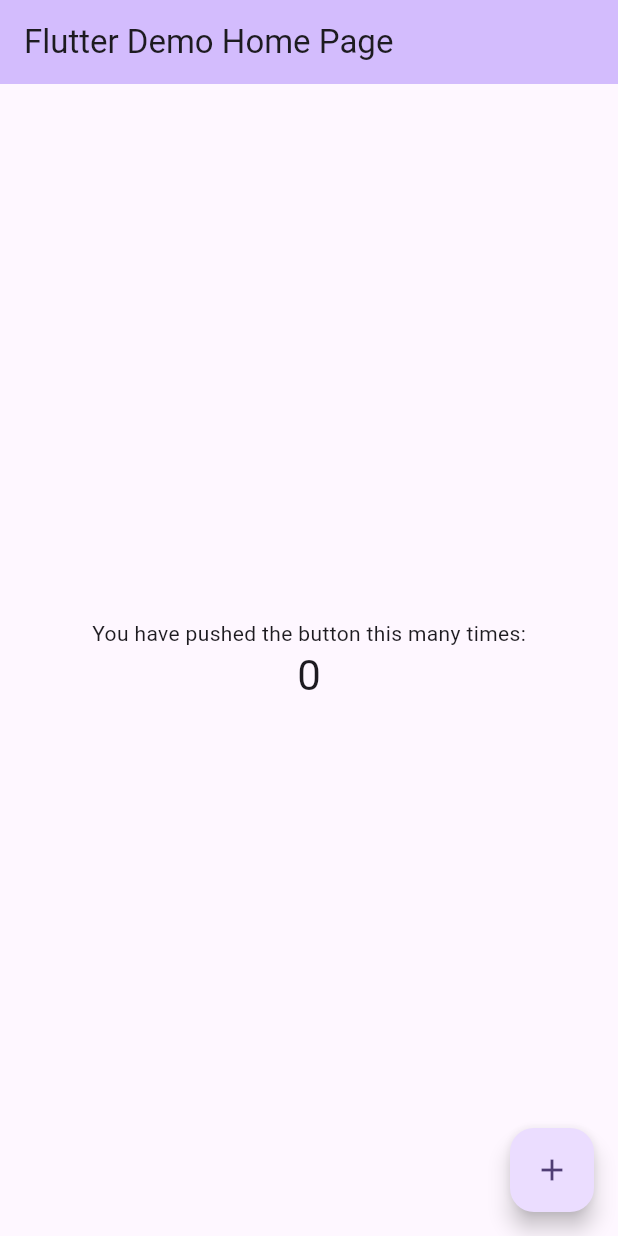
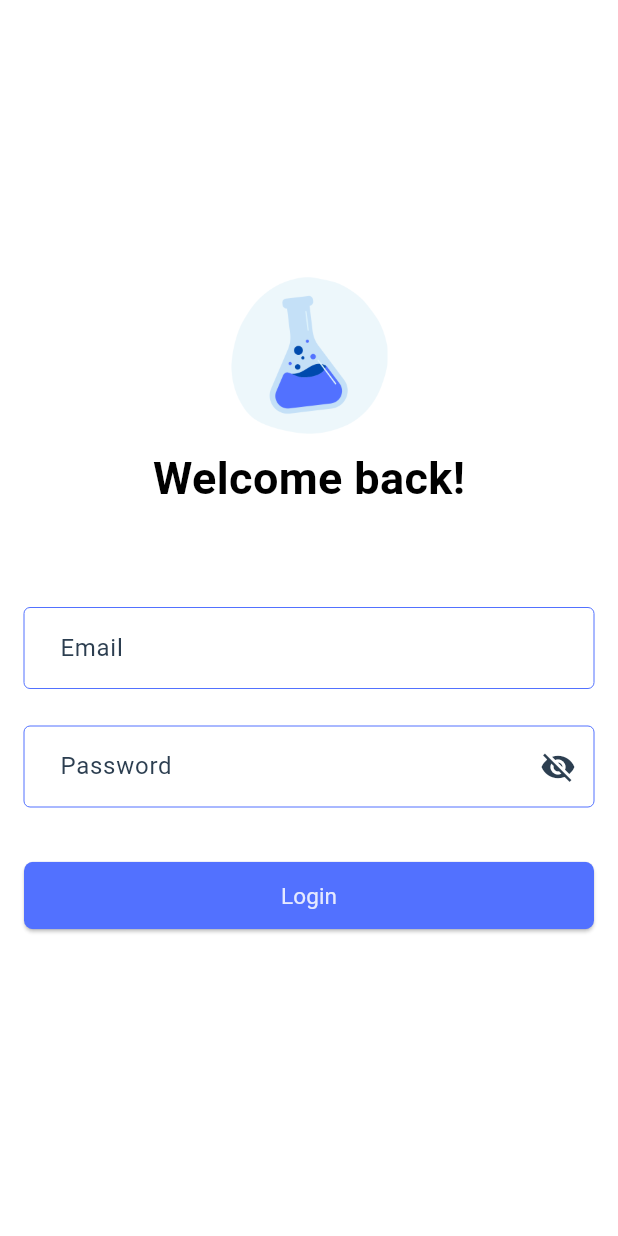
Before and after one commit to kazihabiba201/flutterapptask, a Flutter app: the screen it shows after launch, on a phone screen of 412 x 824 dp. Run offline on Flutter 3.47's test engine with Material 3 defaults, Android fonts, the phone set to English and light mode, and no system bars; our stand-ins replace gap, get.

Commit message:
Implement login functionality with UI, error handling, and navigation
- Created basic login screen with username and password fields.
- Implemented hardcoded credentials validation (username: testuser, password: password123).
- Added error message display for invalid login credentials.
- Enabled navigation to home screen upon successful login.

```diff
--- /dev/null
+++ b/lib/app/config/router/app_pages.dart
@@ -0,0 +1,45 @@
+import 'package:flutterapptask/app/config/router/app_router_constants.dart';
+import 'package:flutterapptask/app/features/auth/presentation/binding/auth_binding.dart';
+import 'package:flutterapptask/app/features/auth/presentation/screen/login_screen.dart';
+import 'package:flutterapptask/app/features/contacts/presentation/screen/contact_screen.dart';
+import 'package:flutterapptask/app/features/home/presentation/screen/home_screen.dart';
+import 'package:flutterapptask/app/features/setting/presentation/binding/home_binding.dart';
+import 'package:flutterapptask/app/features/setting/presentation/screen/setting_screen.dart';
+import 'package:get/get.dart';
+
+class AppPages {
+  AppPages._();
+
+  static final routes = [
+
+    GetPage(
+      name: RoutesPaths.login,
+      page: () => const LoginScreen(),
+      binding: AuthBinding(),
+      transition: Transition.rightToLeft,
+
+    ),
+    GetPage(
+      name: RoutesPaths.setting,
+      page: () => const SettingScreen(),
+      transition: Transition.rightToLeft,
+
+    ),
+    GetPage(
+      name: RoutesPaths.home,
+      page: () => const HomeScreen(),
+      binding: HomeBinding(),
+      transition: Transition.rightToLeft,
+
+    ),
+    GetPage(
+      name: RoutesPaths.contacts,
+      page: () => const ContactScreen(),
+      transition: Transition.rightToLeft,
+
+    ),
+
+
+
+  ];
+}
--- /dev/null
+++ b/lib/app/config/router/app_router_constants.dart
@@ -0,0 +1,18 @@
+abstract class AppRoutes {
+  AppRoutes._();
+
+  static const String loginRouteName = 'login';
+  static const String homeRouteName = 'home';
+  static const String contactsRouteName = 'contacts';
+  static const String settingRouteName = 'setting';
+}
+
+
+abstract class RoutesPaths {
+  RoutesPaths._();
+
+  static const String login = '/';
+  static const String home = '/home';
+  static const String contacts = '/contacts';
+  static const String setting = '/setting';
+}
--- /dev/null
+++ b/lib/app/config/themes/app_color.dart
@@ -0,0 +1,11 @@
+import 'package:flutter/material.dart';
+
+class Pallets {
+  static const surfaceColor = Color(0xFFFFFFFF);
+  static const onSurfaceColor = Color(0xff000000);
+  static const containerColor = Color(0xFF4094D1);
+  static const colorRed = Color.fromRGBO(231, 28, 36, 1);
+  static const colorBlue = Color(0xFF5271ff);
+  static const colorWhite = Color.fromRGBO(255, 255, 255, 0.849);
+  static const colorDarkBlue = Color.fromRGBO(44, 62, 80, 1);
+}
--- /dev/null
+++ b/lib/app/config/themes/app_style.dart
@@ -0,0 +1,72 @@
+import 'package:flutter/material.dart';
+import 'package:flutterapptask/app/core/constants/app_constants.dart';
+
+import 'app_color.dart';
+
+//InputDecoration
+InputDecoration appInputDecoration(String label,
+    {bool suffixIcon = true,
+    String? prefixText,
+    String? hintText,
+    bool isObscured = true,
+    VoidCallback? toggleObscure}) {
+  return InputDecoration(
+    focusedBorder: const OutlineInputBorder(
+      borderSide: BorderSide(color: Pallets.colorBlue, width: 1),
+    ),
+    fillColor: Pallets.colorWhite,
+    filled: true,
+    prefixText: prefixText,
+    suffixIcon: suffixIcon
+        ? IconButton(
+            icon: Icon(
+              isObscured ? Icons.visibility_off : Icons.visibility,
+              color: Pallets.colorDarkBlue,
+            ),
+            onPressed: toggleObscure,
+          )
+        : null,
+    contentPadding: const EdgeInsets.fromLTRB(20, 10, 10, 20),
+    enabledBorder: const OutlineInputBorder(
+      borderSide: BorderSide(color: Pallets.colorBlue, width: 0),
+    ),
+    border: const OutlineInputBorder(),
+    hintText: hintText,
+    labelText: label,
+    labelStyle: const TextStyle(color: Pallets.colorDarkBlue),
+  );
+}
+
+//BoxDecoration
+BoxDecoration boxDecoration(
+    {Color? borderColor, double? borderRadius, Color? bgColor}) {
+  return BoxDecoration(
+    border: Border.all(color: borderColor ?? Colors.grey),
+    borderRadius: BorderRadius.circular(borderRadius ?? 0),
+    color: bgColor,
+  );
+}
+
+// ==== SHAPE AND BORDER RADIUS ====
+const borderradiusCheckBox =
+    RoundedRectangleBorder(borderRadius: BorderRadius.all(Radius.circular(3)));
+const borderRadiusShape = RoundedRectangleBorder(
+    borderRadius:
+        BorderRadius.all(Radius.circular(AppConstants.borderRadiusPoint)));
+const shapeVerticalTop = RoundedRectangleBorder(
+    borderRadius: BorderRadius.vertical(
+        top: Radius.circular(AppConstants.borderRadiusPoint)));
+const shapeVerticalBottom = RoundedRectangleBorder(
+    borderRadius: BorderRadius.vertical(
+        bottom: Radius.circular(AppConstants.borderRadiusPoint)));
+const borderRadius =
+    BorderRadius.all(Radius.circular(AppConstants.borderRadiusPoint));
+const chipBorderRadius = borderRadius;
+const cardBorderRadius = borderRadius;
+const textFieldborderRadiusPoint = AppConstants.borderRadiusPoint;
+final checkboxShape =
+    RoundedRectangleBorder(borderRadius: BorderRadius.circular(6));
+const roundedRectangleBorder =
+    RoundedRectangleBorder(borderRadius: borderRadius);
+const bottomSheetShape = RoundedRectangleBorder(
+    borderRadius: BorderRadius.vertical(top: Radius.circular(40)));
--- /dev/null
+++ b/lib/app/config/themes/button_style.dart
@@ -0,0 +1,31 @@
+import 'package:flutter/material.dart';
+
+import 'app_color.dart';
+
+//ButtonStyle
+ButtonStyle appButtonStyle(color) {
+  return ElevatedButton.styleFrom(
+      elevation: 1,
+      padding: const EdgeInsets.all(0),
+      backgroundColor: color,
+      shape: RoundedRectangleBorder(borderRadius: BorderRadius.circular(6)));
+}
+
+//Ink
+Ink successButtonChild(buttonText) {
+  return Ink(
+    decoration: BoxDecoration(
+        borderRadius: BorderRadius.circular(6), color: Pallets.colorBlue),
+    child: Container(
+      height: 45,
+      alignment: Alignment.center,
+      child: Text(
+        buttonText,
+        style: const TextStyle(
+            fontWeight: FontWeight.w400,
+            fontSize: 15,
+            color: Pallets.colorWhite),
+      ),
+    ),
+  );
+}
--- /dev/null
+++ b/lib/app/core/constants/app_constants.dart
@@ -0,0 +1,25 @@
+import 'package:flutter/material.dart';
+
+class AppConstants {
+
+  static const String loginTextButton = 'Login';
+  static const String password = 'Password';
+  static const String loginTitle = 'Welcome back!';
+  static const String email = 'Email';
+
+  // ==== ERROR STRING ====
+  static const wrongCredentials = 'wrong credentials';
+  static const errorGettingUserData = 'error! fetching user data';
+  static const somethingWentWrong = 'something went wrong';
+// ==== BORDER RADIUS ====
+  static const borderRadiusPoint = 8.0;
+  static const borderWidth = 0.8;
+  // ==== Screen Margin ====
+  static const double screenMarginPoint = 20.0;
+  static const screenMarginAllSide = EdgeInsets.all(16);
+
+  // ==== Heights and Widths ====
+  static const double dropdownHeight = 55.0;
+
+
+}
--- /dev/null
+++ b/lib/app/core/constants/assets_path.dart
@@ -0,0 +1,5 @@
+class Assets {
+  Assets._();
+  static const String imagesAppLogo = 'assets/images/app_logo.png';
+
+}
--- /dev/null
+++ b/lib/app/core/utils/validation/validation.dart
@@ -0,0 +1,15 @@
+class EmailFieldValidator {
+  static String? validate(String? value) {
+    if (value == null || value.isEmpty) {
+      return 'Email can\'t be empty';
+    }
+
+    return null;
+  }
+}
+
+class PasswordFieldValidator {
+  static String? validate(String? value) {
+    return (value == null || value.length < 8) ? 'Password should have at least 8 characters.' : null;
+  }
+}
--- /dev/null
+++ b/lib/app/core/widgets/custom_image_assets.dart
@@ -0,0 +1,19 @@
+import 'package:flutter/material.dart';
+
+Widget customImageAssets({
+  required String imagePath,
+  double height = 140,
+  BoxFit fit = BoxFit.fill,
+}) {
+  return Image.asset(
+    imagePath,
+    height: height,
+    fit: fit,
+    errorBuilder: (context, error, stackTrace) {
+      return Image.asset(
+        imagePath,
+        fit: fit,
+      );
+    },
+  );
+}
--- /dev/null
+++ b/lib/app/features/auth/presentation/binding/auth_binding.dart
@@ -0,0 +1,8 @@
+import 'package:flutterapptask/app/features/auth/presentation/controller/login_controller.dart';
+import 'package:get/get.dart';
+
+class AuthBinding extends Bindings {
+  @override
+  void dependencies() => Get.lazyPut(() => LoginController());
+
+}
--- /dev/null
+++ b/lib/app/features/auth/presentation/controller/login_controller.dart
@@ -0,0 +1,42 @@
+
+import 'package:flutterapptask/app/config/router/app_router_constants.dart';
+import 'package:get/get.dart';
+
+class LoginController extends GetxController {
+  var username = ''.obs;
+  var password = ''.obs;
+  var errorMessage = ''.obs;
+  final RxBool _isLoading = false.obs;
+  final RxBool _isLoggedIn = false.obs;
+  final RxBool _isObscured = true.obs;
+
+  bool get isLoggedIn => _isLoggedIn.value;
+  bool get isLoading => _isLoading.value;
+  bool get isObscured => _isObscured.value;
+
+  set isLoading(bool value) => _isLoading.value = value;
+  set isObscured(bool value) => _isObscured.value = value;
+
+
+
+  void togglePasswordVisibility() => isObscured = !isObscured;
+
+  void login() async {
+
+
+    isLoading = true;
+
+    if (username.value == 'testuser' && password.value == 'password123') {
+      Get.toNamed(RoutesPaths.home);
+      Get.snackbar(
+        "Login Successfully!",
+        "You have logged in successfully.",
+        snackPosition: SnackPosition.BOTTOM,
+      );
+    } else {
+      errorMessage.value = 'Invalid username or password';
+    }
+
+    isLoading = false;
+  }
+}
--- /dev/null
+++ b/lib/app/features/auth/presentation/screen/login_screen.dart
@@ -0,0 +1,124 @@
+import 'package:flutter/material.dart';
+import 'package:flutterapptask/app/config/themes/app_color.dart';
+import 'package:flutterapptask/app/config/themes/app_style.dart';
+import 'package:flutterapptask/app/config/themes/button_style.dart';
+import 'package:flutterapptask/app/core/constants/app_constants.dart';
+import 'package:flutterapptask/app/core/constants/assets_path.dart';
+import 'package:flutterapptask/app/core/utils/validation/validation.dart';
+import 'package:flutterapptask/app/core/widgets/custom_image_assets.dart';
+import 'package:flutterapptask/app/features/auth/presentation/controller/login_controller.dart';
+import 'package:gap/gap.dart';
+import 'package:get/get.dart';
+
+class LoginScreen extends StatefulWidget {
+  const LoginScreen({super.key});
+
+  @override
+  State<LoginScreen> createState() => _LoginScreenState();
+}
+
+class _LoginScreenState extends State<LoginScreen> {
+  TextEditingController emailController = TextEditingController();
+  TextEditingController passwordController = TextEditingController();
+  final LoginController loginController = Get.find<LoginController>();
+  final GlobalKey<FormState> formKey = GlobalKey<FormState>();
+
+
+  @override
+  Widget build(BuildContext context) {
+    print("Widget is rebuilding");
+    return  WillPopScope(
+      onWillPop: () async {
+      return false;
+      },
+      child: Scaffold(
+        backgroundColor: Pallets.surfaceColor,
+        body: Padding(
+          padding: const EdgeInsets.all(16.0),
+          child: Center(
+            child: SingleChildScrollView(
+              child: Form(
+                key: formKey,
+                child: Column(
+                  crossAxisAlignment: CrossAxisAlignment.center,
+                  mainAxisAlignment: MainAxisAlignment.center,
+                  children: [
+                    customImageAssets(
+                      imagePath: Assets.imagesAppLogo,
+                      height: 110,
+                    ),
+                    const Gap(5),
+                    const Text(
+                      AppConstants.loginTitle,
+                      style: TextStyle(
+                        fontSize: 30,
+                        fontWeight: FontWeight.bold,
+                        color: Pallets.onSurfaceColor,
+                      ),
+                    ),
+                    const Gap(65),
+                    TextFormField(
+                      controller: emailController,
+                      validator:    EmailFieldValidator.validate,
+                      onChanged: (value) => loginController.username.value = value,
+                      decoration: appInputDecoration(
+                        AppConstants.email,
+                        suffixIcon: false,
+                      ),
+                    ),
+                    const Gap(25),
+                    Obx(() => TextFormField(
+                      controller: passwordController,
+                      obscureText: loginController.isObscured,
+                      validator: PasswordFieldValidator.validate,
+                      onChanged: (value) => loginController.password.value = value,
+                      decoration: appInputDecoration(
+                        AppConstants.password,
+                        isObscured: loginController.isObscured,
+                        toggleObscure: loginController.togglePasswordVisibility,
+                      ),
+                    )),
+                    const Gap(35),
+                    Column(
+                      crossAxisAlignment: CrossAxisAlignment.end,
+                      children: [
+                        GetBuilder<LoginController>(
+                          builder: (controller) {
+                            if (controller.isLoading) {
+                              return const Center(
+                                child: CircularProgressIndicator(),
+                              );
+                            }
+                            return ElevatedButton(
+                              style: appButtonStyle(Colors.transparent),
+                              onPressed: () {
+                                if (formKey.currentState!.validate()) {
+                                  emailController.clear();
+                                  passwordController.clear();
+                                  controller.login();
+
+
+                                }
+                              },
+                              child: successButtonChild(AppConstants.loginTextButton),
+                            );
+                          },
+                        ),
+
+                      ],
+                    ),
+                    Obx(() => Text(
+                      loginController.errorMessage.value,
+                      style: const TextStyle(color: Colors.red),
+                    )),
+
+                  ],
+                ),
+              ),
+            ),
+          ),
+        ),
+      ),
+    );
+  }
+}
--- /dev/null
+++ b/lib/app/features/contacts/presentation/screen/contact_screen.dart
@@ -0,0 +1,10 @@
+import 'package:flutter/material.dart';
+
+class ContactScreen extends StatelessWidget {
+  const ContactScreen({super.key});
+
+  @override
+  Widget build(BuildContext context) {
+    return const Scaffold();
+  }
+}
--- /dev/null
+++ b/lib/app/features/home/presentation/screen/home_screen.dart
@@ -0,0 +1,10 @@
+import 'package:flutter/material.dart';
+
+class HomeScreen extends StatelessWidget {
+  const HomeScreen({super.key});
+
+  @override
+  Widget build(BuildContext context) {
+    return const Scaffold();
+  }
+}
--- /dev/null
+++ b/lib/app/features/setting/presentation/binding/home_binding.dart
@@ -0,0 +1,8 @@
+import 'package:flutterapptask/app/features/setting/presentation/controller/doctor_list_controller.dart';
+import 'package:get/get.dart';
+
+class HomeBinding extends Bindings {
+  @override
+  void dependencies() => Get.lazyPut(() => DoctorController());
+
+}
--- /dev/null
+++ b/lib/app/features/setting/presentation/controller/doctor_list_controller.dart
@@ -0,0 +1,5 @@
+import 'package:get/get.dart';
+
+class DoctorController extends GetxController {
+
+}
--- /dev/null
+++ b/lib/app/features/setting/presentation/screen/setting_screen.dart
@@ -0,0 +1,10 @@
+import 'package:flutter/material.dart';
+
+class SettingScreen extends StatelessWidget {
+  const SettingScreen({super.key});
+
+  @override
+  Widget build(BuildContext context) {
+    return const Scaffold();
+  }
+}
--- a/lib/main.dart
+++ b/lib/main.dart
@@ -1,4 +1,8 @@
 import 'package:flutter/material.dart';
+import 'package:get/get.dart';
+
+import 'app/config/router/app_pages.dart';
+import 'app/config/router/app_router_constants.dart';
 
 void main() {
   runApp(const MyApp());
@@ -7,119 +11,19 @@
 class MyApp extends StatelessWidget {
   const MyApp({super.key});
 
-  // This widget is the root of your application.
+
   @override
   Widget build(BuildContext context) {
-    return MaterialApp(
+    return GetMaterialApp(
       title: 'Flutter Demo',
+      debugShowCheckedModeBanner: false,
       theme: ThemeData(
-        // This is the theme of your application.
-        //
-        // TRY THIS: Try running your application with "flutter run". You'll see
-        // the application has a purple toolbar. Then, without quitting the app,
-        // try changing the seedColor in the colorScheme below to Colors.green
-        // and then invoke "hot reload" (save your changes or press the "hot
-        // reload" button in a Flutter-supported IDE, or press "r" if you used
-        // the command line to start the app).
-        //
-        // Notice that the counter didn't reset back to zero; the application
-        // state is not lost during the reload. To reset the state, use hot
-        // restart instead.
-        //
-        // This works for code too, not just values: Most code changes can be
-        // tested with just a hot reload.
+
         colorScheme: ColorScheme.fromSeed(seedColor: Colors.deepPurple),
         useMaterial3: true,
       ),
-      home: const MyHomePage(title: 'Flutter Demo Home Page'),
-    );
+      initialRoute: RoutesPaths.login ,
+      getPages: AppPages.routes,
+      );
   }
 }
-
-class MyHomePage extends StatefulWidget {
-  const MyHomePage({super.key, required this.title});
-
-  // This widget is the home page of your application. It is stateful, meaning
-  // that it has a State object (defined below) that contains fields that affect
-  // how it looks.
-
-  // This class is the configuration for the state. It holds the values (in this
-  // case the title) provided by the parent (in this case the App widget) and
-  // used by the build method of the State. Fields in a Widget subclass are
-  // always marked "final".
-
-  final String title;
-
-  @override
-  State<MyHomePage> createState() => _MyHomePageState();
-}
-
-class _MyHomePageState extends State<MyHomePage> {
-  int _counter = 0;
-
-  void _incrementCounter() {
-    setState(() {
-      // This call to setState tells the Flutter framework that something has
-      // changed in this State, which causes it to rerun the build method below
-      // so that the display can reflect the updated values. If we changed
-      // _counter without calling setState(), then the build method would not be
-      // called again, and so nothing would appear to happen.
-      _counter++;
-    });
-  }
-
-  @override
-  Widget build(BuildContext context) {
-    // This method is rerun every time setState is called, for instance as done
-    // by the _incrementCounter method above.
-    //
-    // The Flutter framework has been optimized to make rerunning build methods
-    // fast, so that you can just rebuild anything that needs updating rather
-    // than having to individually change instances of widgets.
-    return Scaffold(
-      appBar: AppBar(
-        // TRY THIS: Try changing the color here to a specific color (to
-        // Colors.amber, perhaps?) and trigger a hot reload to see the AppBar
-        // change color while the other colors stay the same.
-        backgroundColor: Theme.of(context).colorScheme.inversePrimary,
-        // Here we take the value from the MyHomePage object that was created by
-        // the App.build method, and use it to set our appbar title.
-        title: Text(widget.title),
-      ),
-      body: Center(
-        // Center is a layout widget. It takes a single child and positions it
-        // in the middle of the parent.
-        child: Column(
-          // Column is also a layout widget. It takes a list of children and
-          // arranges them vertically. By default, it sizes itself to fit its
-          // children horizontally, and tries to be as tall as its parent.
-          //
-          // Column has various properties to control how it sizes itself and
-          // how it positions its children. Here we use mainAxisAlignment to
-          // center the children vertically; the main axis here is the vertical
-          // axis because Columns are vertical (the cross axis would be
-          // horizontal).
-          //
-          // TRY THIS: Invoke "debug painting" (choose the "Toggle Debug Paint"
-          // action in the IDE, or press "p" in the console), to see the
-          // wireframe for each widget.
-          mainAxisAlignment: MainAxisAlignment.center,
-          children: <Widget>[
-            const Text(
-              'You have pushed the button this many times:',
-            ),
-            Text(
-              '$_counter',
-              style: Theme.of(context).textTheme.headlineMedium,
-            ),
-          ],
-        ),
-      ),
-      floatingActionButton: FloatingActionButton(
-        onPressed: _incrementCounter,
-        tooltip: 'Increment',
-        child: const Icon(Icons.add),
-      ), // This trailing comma makes auto-formatting nicer for build methods.
-    );
-  }
-}
```
Also changed, not shown: pubspec.yaml (+11 -4 lines), assets/images/app_logo.png (added), pubspec.lock.
